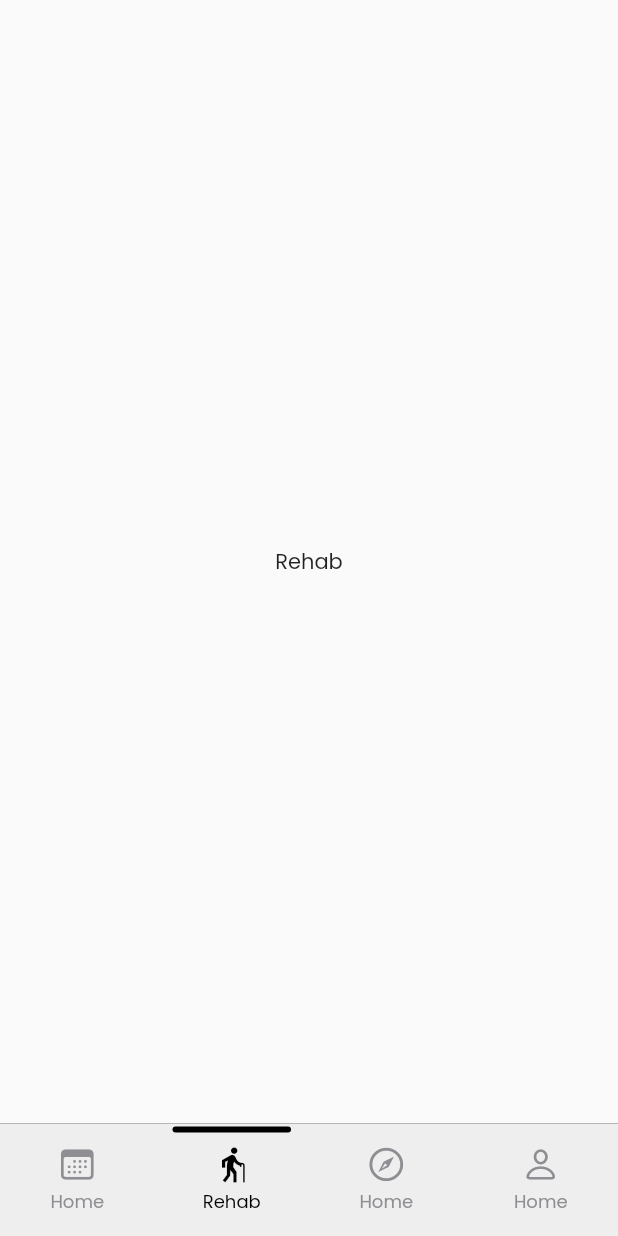
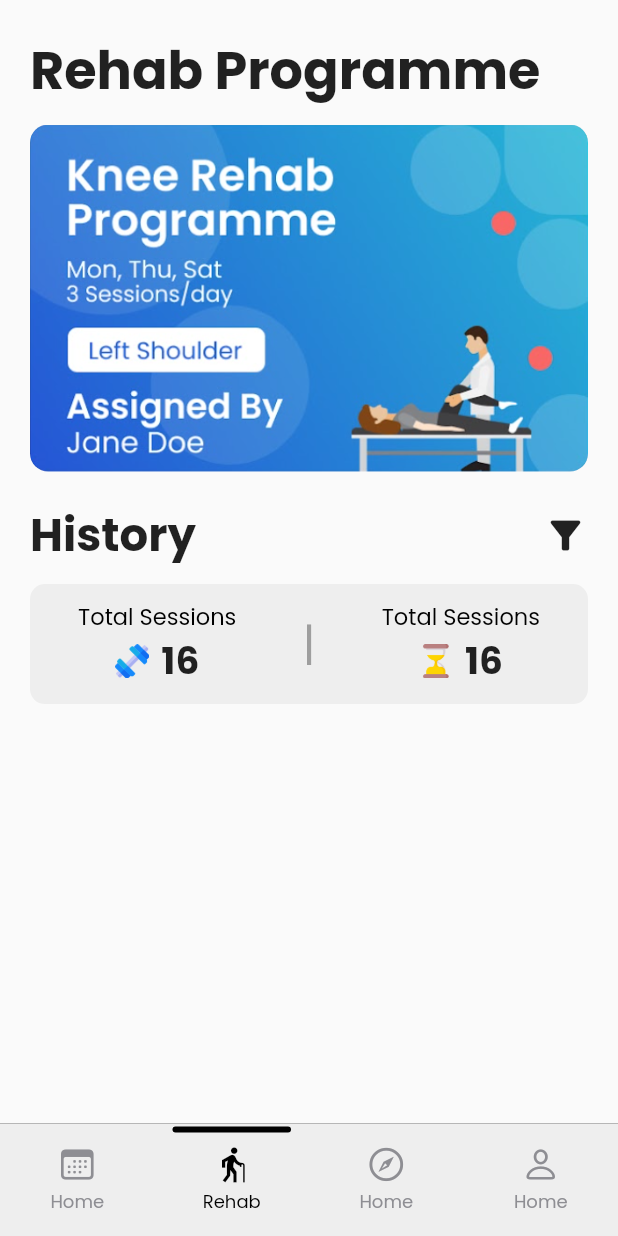
Before and after one commit to SP-XD/Yoga, a Flutter app: the screen it shows after launch, item 2 of the bottom bar chosen, on a phone screen of 412 x 824 dp. Run offline on Flutter 3.47's test engine with Material 2 defaults, Android fonts, the phone set to English and light mode, and no system bars; drawn by our look-alikes of persistent_bottom_nav_bar; our stand-ins replace device_preview, font_awesome_flutter, get, google_fonts, percent_indicator, timelines.

Commit message:
feat: added rehab banner and history section

```diff
--- a/lib/pages/rehab_page.dart
+++ b/lib/pages/rehab_page.dart
@@ -14,7 +14,108 @@ class _RehabPageState extends State<RehabPage> {
   @override
   Widget build(BuildContext context) {
     return Scaffold(
-      body: Center(child: Text('Rehab')),
+      body: SafeArea(
+          child: SingleChildScrollView(
+        padding: const EdgeInsets.all(20),
+        child: Column(
+          mainAxisAlignment: MainAxisAlignment.start,
+          crossAxisAlignment: CrossAxisAlignment.start,
+          children: [
+            Text('Rehab Programme',
+                style: TextStyle(fontSize: 35, fontWeight: FontWeight.bold)),
+            const SizedBox(
+              height: 10,
+            ),
+            ClipRRect(
+              borderRadius: BorderRadius.all(Radius.circular(12)),
+              child: Image.asset('assets/rehab_programme_imgs/banner1.png',
+                  scale: 1.5, fit: BoxFit.fill),
+            ),
+            const SizedBox(
+              height: 20,
+            ),
+            sessionHistory()
+          ],
+        ),
+      )),
+    );
+  }
+
+  Container sessionHistory() {
+    return Container(
+      child: Column(
+        children: [
+          Row(
+            mainAxisAlignment: MainAxisAlignment.spaceAround,
+            children: [
+              Text('History',
+                  style: TextStyle(fontSize: 30, fontWeight: FontWeight.bold)),
+              const Spacer(),
+              Icon(Icons.filter_alt, size: 30),
+            ],
+          ),
+          const SizedBox(
+            height: 10,
+          ),
+          Container(
+            padding: const EdgeInsets.all(10),
+            decoration: BoxDecoration(
+                color: Colors.grey.shade200,
+                borderRadius: BorderRadius.all(Radius.circular(10))),
+            child: Row(
+              mainAxisAlignment: MainAxisAlignment.spaceAround,
+              children: [
+                Column(
+                  children: [
+                    Text('Total Sessions',
+                        style: TextStyle(color: Colors.black, fontSize: 15)),
+                    Row(
+                      children: [
+                        Image.asset(
+                          'assets/icons/dumbbell.png',
+                          scale: 2.8,
+                        ),
+                        const SizedBox(
+                          width: 8,
+                        ),
+                        //Todo: implement user modal total sessions
+                        Text("16",
+                            style: TextStyle(
+                                fontSize: 25, fontWeight: FontWeight.bold))
+                      ],
+                    ),
+                  ],
+                ),
+                const Text(
+                  '|',
+                  style: TextStyle(color: Colors.grey, fontSize: 30),
+                ),
+                Column(
+                  children: [
+                    Text('Total Sessions',
+                        style: TextStyle(color: Colors.black, fontSize: 15)),
+                    Row(
+                      children: [
+                        Image.asset(
+                          'assets/icons/hourglass.png',
+                          scale: 2.8,
+                        ),
+                        const SizedBox(
+                          width: 8,
+                        ),
+                        //Todo: implement user modal total sessions
+                        Text("16",
+                            style: TextStyle(
+                                fontSize: 25, fontWeight: FontWeight.bold))
+                      ],
+                    ),
+                  ],
+                ),
+              ],
+            ),
+          )
+        ],
+      ),
     );
   }
 }
```
